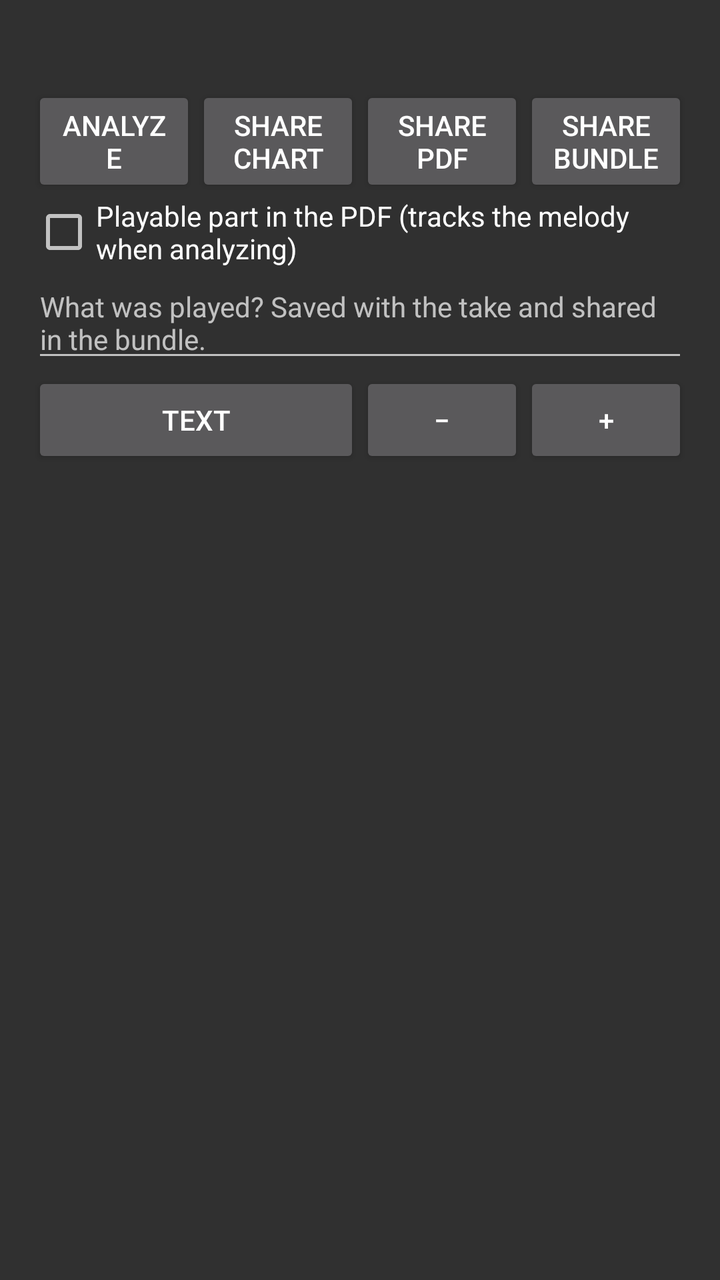
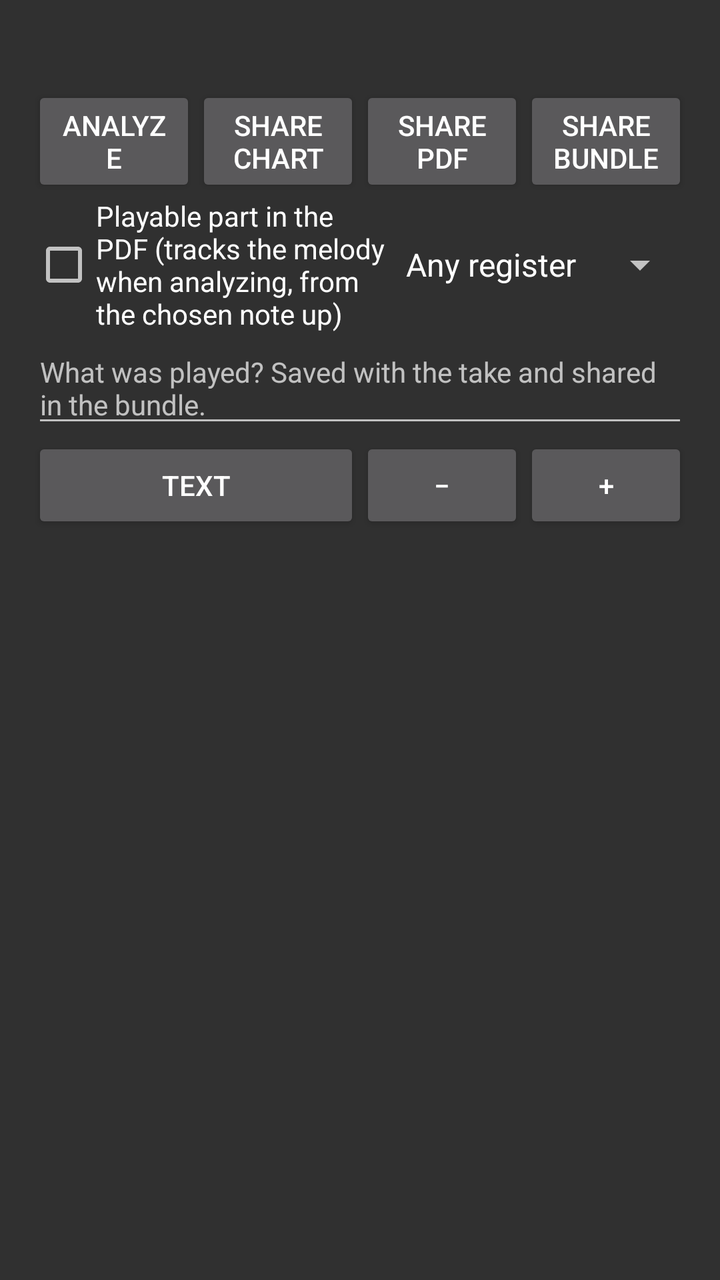

An Android layout rendered at two revisions. The XML below is the earlier revision; the diff shows what the commit changed to produce the second picture.
<!-- AndroidManifest.xml: application theme AppTheme -->
<!-- res/layout/activity_result.xml -->
<?xml version="1.0" encoding="utf-8"?>
<LinearLayout xmlns:android="http://schemas.android.com/apk/res/android"
    android:layout_width="match_parent"
    android:layout_height="match_parent"
    android:orientation="vertical"
    android:padding="16dp">

    <TextView
        android:id="@+id/status"
        android:layout_width="match_parent"
        android:layout_height="wrap_content"
        android:paddingBottom="8dp"
        android:textSize="14sp" />

    <LinearLayout
        android:layout_width="match_parent"
        android:layout_height="wrap_content"
        android:orientation="horizontal">

        <Button
            android:id="@+id/analyzeButton"
            android:layout_width="0dp"
            android:layout_weight="1"
            android:layout_height="wrap_content"
            android:text="@string/analyze" />

        <Button
            android:id="@+id/shareButton"
            android:layout_width="0dp"
            android:layout_weight="1"
            android:layout_height="wrap_content"
            android:text="@string/share_chart" />

        <Button
            android:id="@+id/pdfButton"
            android:layout_width="0dp"
            android:layout_weight="1"
            android:layout_height="wrap_content"
            android:text="@string/share_pdf" />

        <Button
            android:id="@+id/bundleButton"
            android:layout_width="0dp"
            android:layout_weight="1"
            android:layout_height="wrap_content"
            android:text="@string/share_bundle" />
    </LinearLayout>

    
    <CheckBox
        android:id="@+id/playableCheck"
        android:layout_width="match_parent"
        android:layout_height="wrap_content"
        android:text="@string/playable_part" />

    
    <EditText
        android:id="@+id/notes"
        android:layout_width="match_parent"
        android:layout_height="wrap_content"
        android:hint="@string/notes_hint"
        android:importantForAutofill="no"
        android:inputType="textMultiLine|textCapSentences"
        android:maxLines="4"
        android:textSize="14sp" />

    <LinearLayout
        android:layout_width="match_parent"
        android:layout_height="wrap_content"
        android:orientation="horizontal">

        <Button
            android:id="@+id/viewButton"
            android:layout_width="0dp"
            android:layout_weight="2"
            android:layout_height="wrap_content"
            android:text="@string/show_text" />

        <Button
            android:id="@+id/zoomOutButton"
            android:layout_width="0dp"
            android:layout_weight="1"
            android:layout_height="wrap_content"
            android:text="@string/zoom_out" />

        <Button
            android:id="@+id/zoomInButton"
            android:layout_width="0dp"
            android:layout_weight="1"
            android:layout_height="wrap_content"
            android:text="@string/zoom_in" />
    </LinearLayout>

    
    <ScrollView
        android:id="@+id/sheetScroll"
        android:layout_width="match_parent"
        android:layout_height="match_parent"
        android:visibility="gone">

        <LinearLayout
            android:id="@+id/sheet"
            android:layout_width="match_parent"
            android:layout_height="wrap_content"
            android:background="#FFFFFFFF"
            android:orientation="vertical" />
    </ScrollView>

    
    <ScrollView
        android:id="@+id/textScroll"
        android:layout_width="match_parent"
        android:layout_height="match_parent">

        <HorizontalScrollView
            android:layout_width="match_parent"
            android:layout_height="wrap_content">

            <TextView
                android:id="@+id/chart"
                android:layout_width="wrap_content"
                android:layout_height="wrap_content"
                android:paddingTop="8dp"
                android:textIsSelectable="true"
                android:textSize="14sp"
                android:typeface="monospace" />
        </HorizontalScrollView>
    </ScrollView>
</LinearLayout>
<!-- resources referenced by this layout -->
<resources>
  <string name="analyze">Analyze</string>
  <string name="notes_hint">What was played? Saved with the take and shared in
          the bundle.</string>
  <string name="playable_part">Playable part in the PDF (tracks the melody
          when analyzing)</string>
  <string name="share_bundle">Share bundle</string>
  <string name="share_chart">Share chart</string>
  <string name="share_pdf">Share PDF</string>
  <string name="show_text">Text</string>
  <string name="zoom_in">+</string>
  <string name="zoom_out">−</string>
  <style name="AppTheme" parent="@android:style/Theme.Material" />
</resources>

<!-- the commit's change to res/layout/activity_result.xml (unified diff, before → after) -->
@@ -47,11 +47,25 @@
     </LinearLayout>
 
     
-    <CheckBox
-        android:id="@+id/playableCheck"
+    <LinearLayout
         android:layout_width="match_parent"
         android:layout_height="wrap_content"
-        android:text="@string/playable_part" />
+        android:orientation="horizontal"
+        android:gravity="center_vertical">
+
+        <CheckBox
+            android:id="@+id/playableCheck"
+            android:layout_width="0dp"
+            android:layout_weight="1"
+            android:layout_height="wrap_content"
+            android:text="@string/playable_part" />
+
+        <Spinner
+            android:id="@+id/floorSpinner"
+            android:layout_width="wrap_content"
+            android:layout_height="wrap_content"
+            android:entries="@array/melody_floor_labels" />
+    </LinearLayout>
 
     
     <EditText
<!-- resource entries referenced after the edit -->
@@ -1,10 +1,17 @@
 <!-- resources referenced by this layout -->
 <resources>
+  <string-array name="melody_floor_labels">
+          <item>Any register</item>
+          <item>C3 and up</item>
+          <item>E3 and up</item>
+          <item>G3 and up</item>
+          <item>C4 and up</item>
+      </string-array>
   <string name="analyze">Analyze</string>
   <string name="notes_hint">What was played? Saved with the take and shared in
           the bundle.</string>
   <string name="playable_part">Playable part in the PDF (tracks the melody
-          when analyzing)</string>
+          when analyzing, from the chosen note up)</string>
   <string name="share_bundle">Share bundle</string>
   <string name="share_chart">Share chart</string>
   <string name="share_pdf">Share PDF</string>
